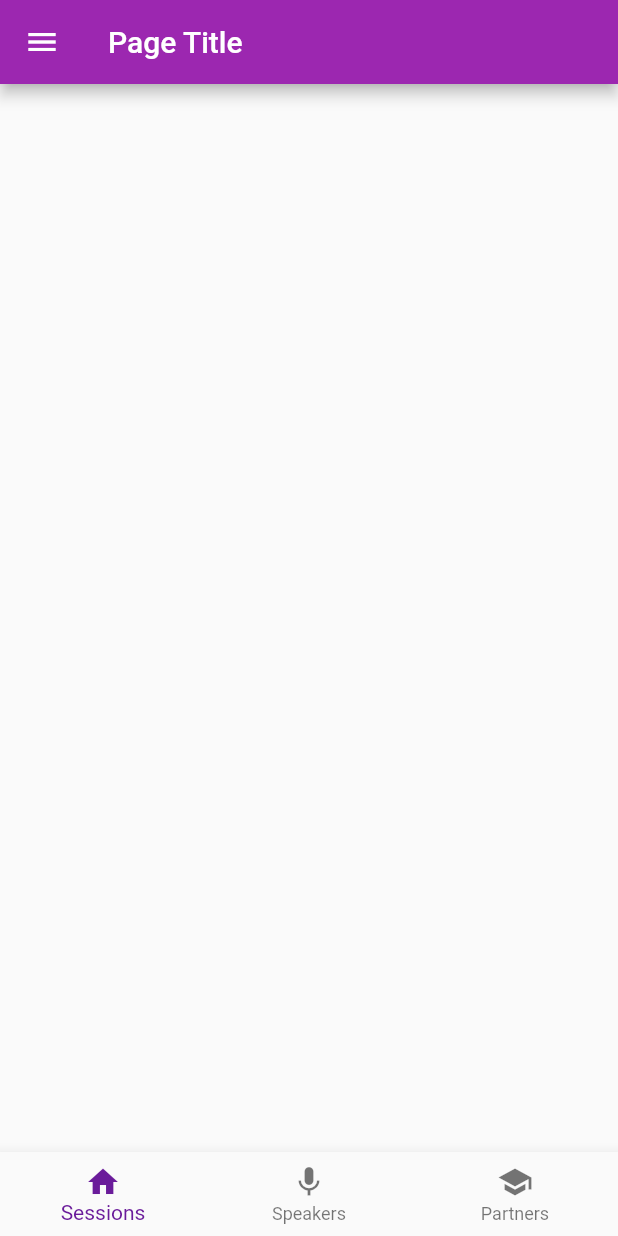
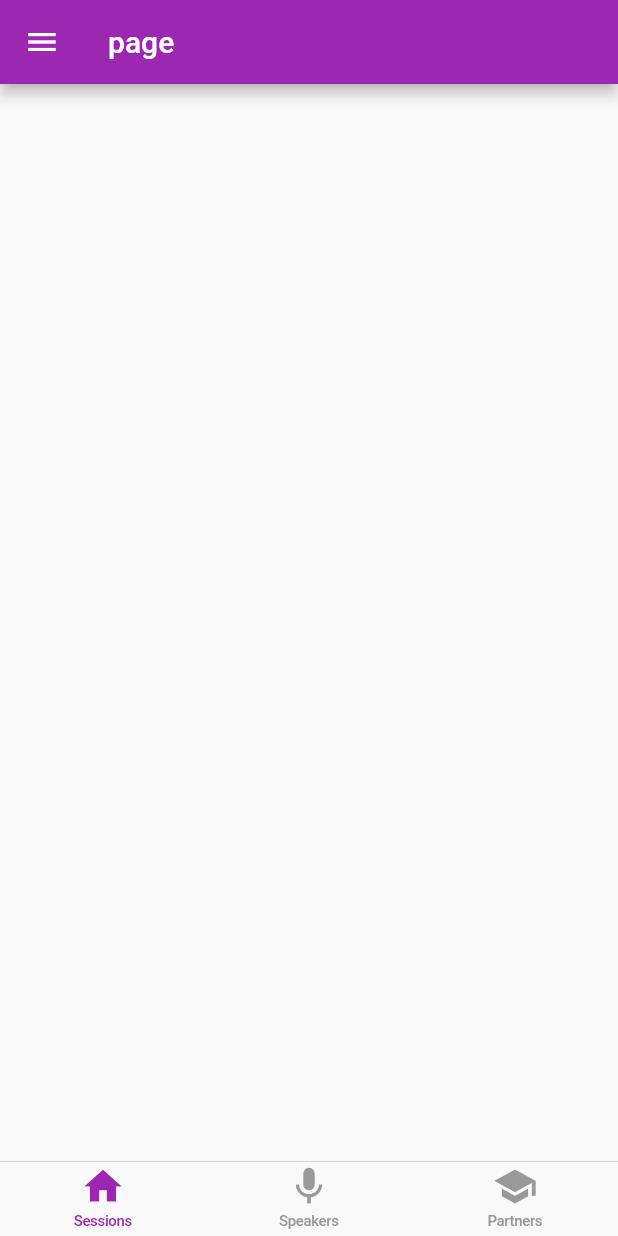
Before and after one commit to hawknash/icasic, a Flutter app: the screen it shows after launch, on a phone screen of 412 x 824 dp. Run offline on Flutter 3.47's test engine with Material 2 defaults, Android fonts, the phone set to English and light mode, and no system bars.

```diff
--- /dev/null
+++ b/lib/Sessions.dart
@@ -0,0 +1,10 @@
+import 'package:flutter/material.dart';
+
+class SessionsPage extends StatelessWidget{
+
+  @override
+  Widget build(BuildContext context) {
+    // TODO: implement build
+    return Container();
+  }
+}
--- a/lib/main.dart
+++ b/lib/main.dart
@@ -1,6 +1,11 @@
 
 
+import 'package:flutter/cupertino.dart';
 import 'package:flutter/material.dart';
+import 'package:icasicapp/Sessions.dart';
+import 'Sessions.dart';
+import 'partners.dart';
+import 'speakers.dart';
 
 
 void main() => runApp(MyApp());
@@ -13,6 +18,9 @@ class MyApp extends StatelessWidget {
   Widget build(BuildContext context) {
     return MaterialApp(
       title: _title,
+        theme: ThemeData(
+        primarySwatch: Colors.purple,
+      ),
       home: MyStatefulWidget(),
     );
   }
@@ -26,33 +34,14 @@ class MyStatefulWidget extends StatefulWidget {
 }
 
 class _MyStatefulWidgetState extends State<MyStatefulWidget> {
-  int _selectedIndex = 0;
-   void _onItemTapped(int index) {
-    setState(() {
-      _selectedIndex = index;
-    });
-  }
-
-
-
-
-
-
   @override
   Widget build(BuildContext context) {
+    return Scaffold(
+      appBar: AppBar(title: Text('page'),),
+      body:
 
-
-
-
-
-
-    return Scaffold(
-      appBar: AppBar(
-        title: const Text('Page Title'),
-        backgroundColor: Colors.purple,
-      ),
-      body: Container(),
-      bottomNavigationBar: BottomNavigationBar(
+      CupertinoTabScaffold(
+        tabBar: CupertinoTabBar(
         items: const <BottomNavigationBarItem>[
           BottomNavigationBarItem(
             icon: Icon(Icons.home),
@@ -67,12 +56,29 @@ class _MyStatefulWidgetState extends State<MyStatefulWidget> {
             title: Text('Partners'),
           ),
         ],
-        currentIndex: _selectedIndex,
-        selectedItemColor: Colors.purple[800],
-        onTap: _onItemTapped,
+
+      ),
+
+
+
+       tabBuilder: (BuildContext context, int index) {
+        assert(index >= 0 && index <= 2);
+        switch (index) {
+          case 0:
+            return new SessionsPage();
+
+            break;
+          case 1:
+            return new SpeakersPage();
+            break;
+          case 2:
+            return new PartnersPage();
+            break;
+        }
+        return null;
+       },
       ),
       drawer:
-
       Drawer(
 
         child: Column(
@@ -124,7 +130,7 @@ class _MyStatefulWidgetState extends State<MyStatefulWidget> {
 
           ],
         ),
-      ),
-    );
+      ));
+
   }
 }
--- /dev/null
+++ b/lib/partners.dart
@@ -0,0 +1,10 @@
+import 'package:flutter/material.dart';
+
+class PartnersPage extends StatelessWidget{
+
+  @override
+  Widget build(BuildContext context) {
+    // TODO: implement build
+    return Container();
+  }
+}
--- /dev/null
+++ b/lib/speakers.dart
@@ -0,0 +1,10 @@
+import 'package:flutter/material.dart';
+
+class SpeakersPage extends StatelessWidget{
+
+  @override
+  Widget build(BuildContext context) {
+    // TODO: implement build
+    return Container();
+  }
+}
```
